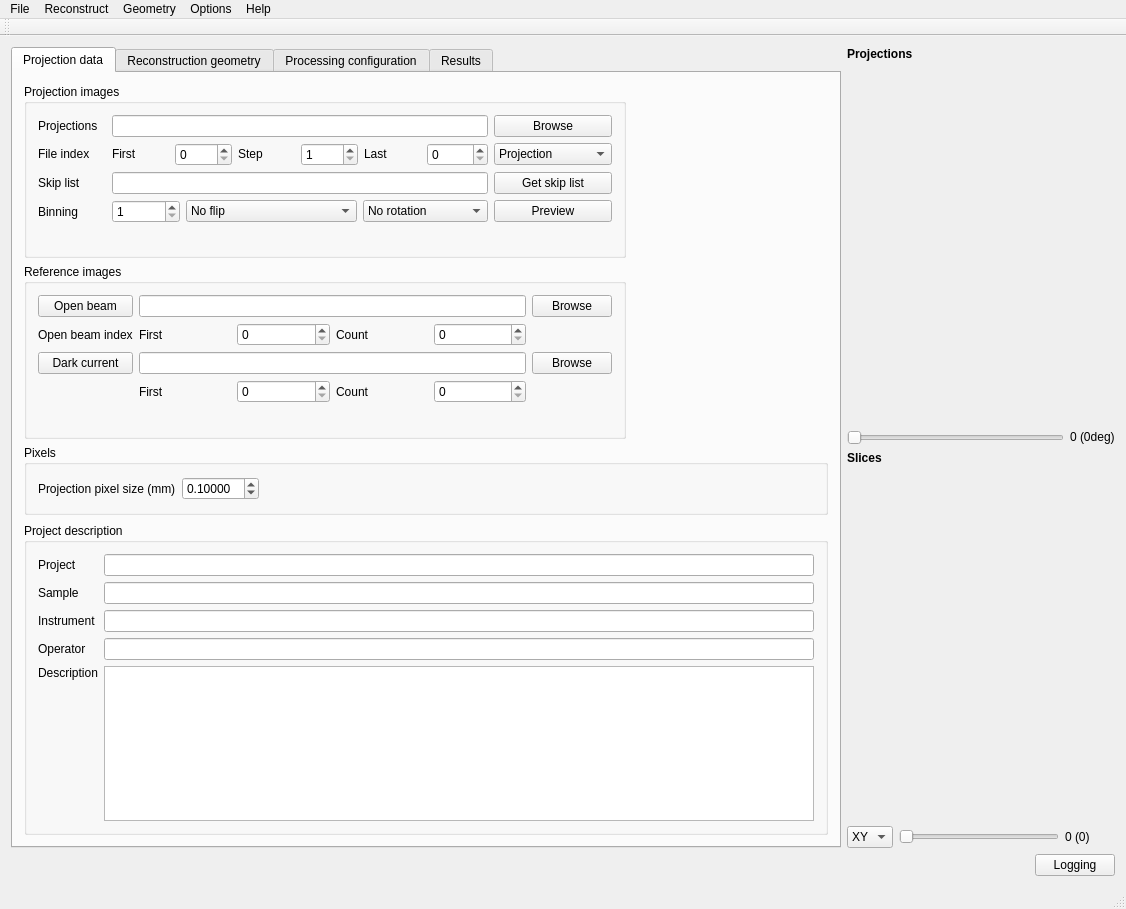
The window that applications/muhrec3/src/muhrecmainwindow.ui (neutronimaging/imagingsuite) describes before a commit, drawn with Qt 5.
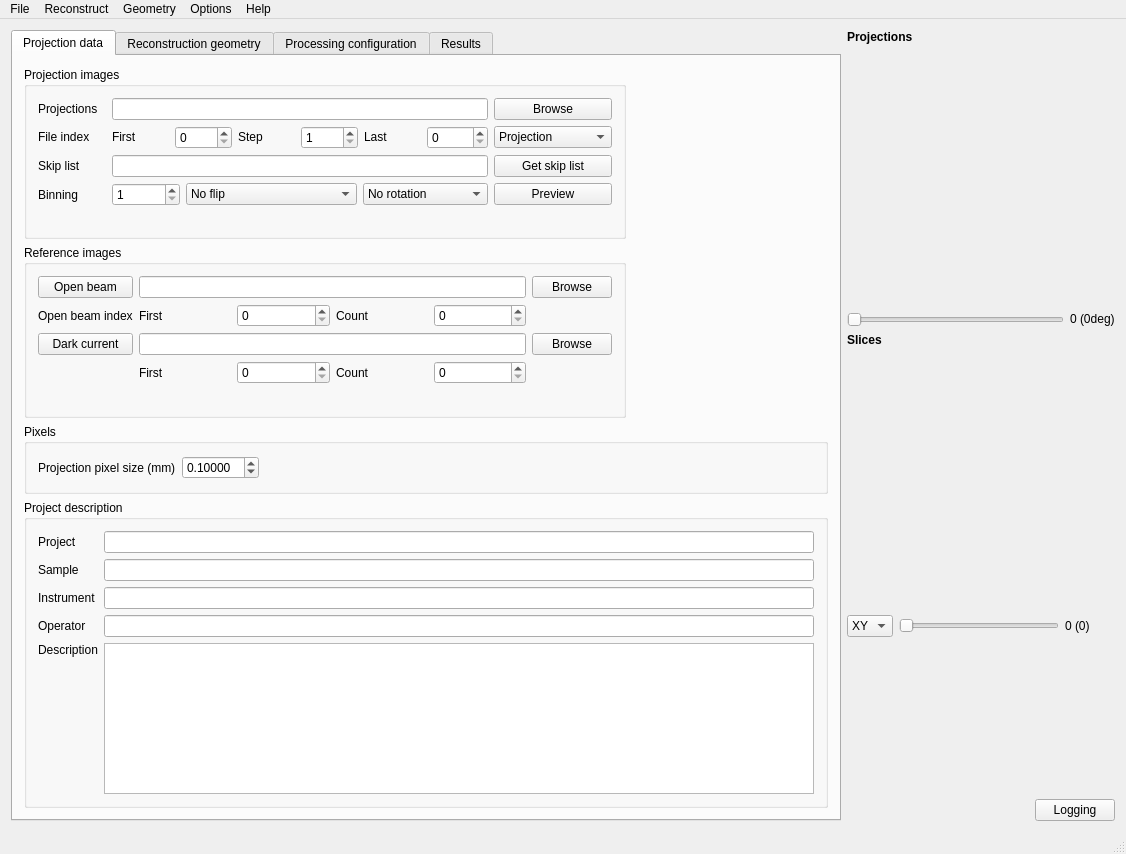
The same window after the commit. Custom widgets are drawn as their Qt base class.

Commit message: Moved log button and reomved toolbar

Patch:
```diff
--- a/applications/muhrec3/src/muhrecmainwindow.ui
+++ b/applications/muhrec3/src/muhrecmainwindow.ui
@@ -7,7 +7,7 @@
     <x>0</x>
     <y>0</y>
     <width>1126</width>
-    <height>909</height>
+    <height>854</height>
    </rect>
   </property>
   <property name="windowTitle">
@@ -2264,9 +2264,18 @@
           </item>
          </layout>
         </item>
-       </layout>
-      </item>
-     </layout>
+        <item>
+         <spacer name="verticalSpacer_10">
+          <property name="orientation">
+           <enum>Qt::Vertical</enum>
+          </property>
+          <property name="sizeHint" stdset="0">
+           <size>
+            <width>20</width>
+            <height>40</height>
+           </size>
+          </property>
+         </spacer>
     </item>
     <item>
      <layout class="QHBoxLayout" name="horizontalLayout_4">
@@ -2296,6 +2305,10 @@
      </layout>
     </item>
    </layout>
+      </item>
+     </layout>
+    </item>
+   </layout>
   </widget>
   <widget class="QMenuBar" name="menuBar">
    <property name="geometry">
@@ -2303,7 +2316,7 @@
      <x>0</x>
      <y>0</y>
      <width>1126</width>
-     <height>21</height>
+     <height>22</height>
     </rect>
    </property>
    <widget class="QMenu" name="menuFile">
@@ -2354,14 +2367,6 @@
    <addaction name="menuOptions"/>
    <addaction name="menuHelp"/>
   </widget>
-  <widget class="QToolBar" name="mainToolBar">
-   <attribute name="toolBarArea">
-    <enum>TopToolBarArea</enum>
-   </attribute>
-   <attribute name="toolBarBreak">
-    <bool>false</bool>
-   </attribute>
-  </widget>
   <widget class="QStatusBar" name="statusBar"/>
   <action name="actionNew">
    <property name="text">
```
Lines whose indentation alone changed are shown as unchanged.
